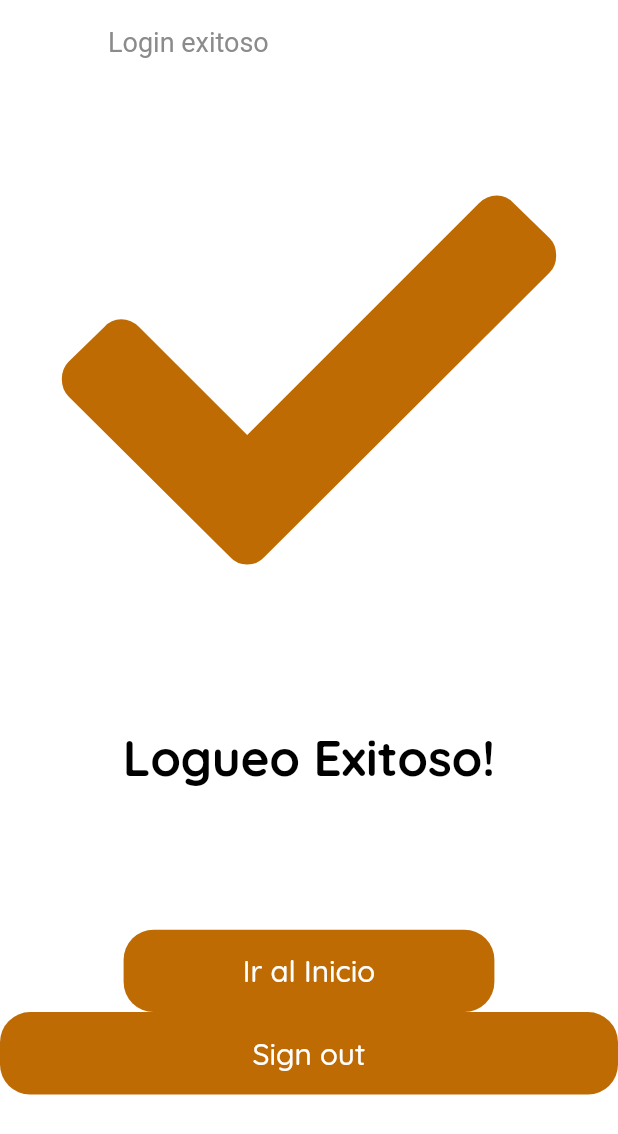
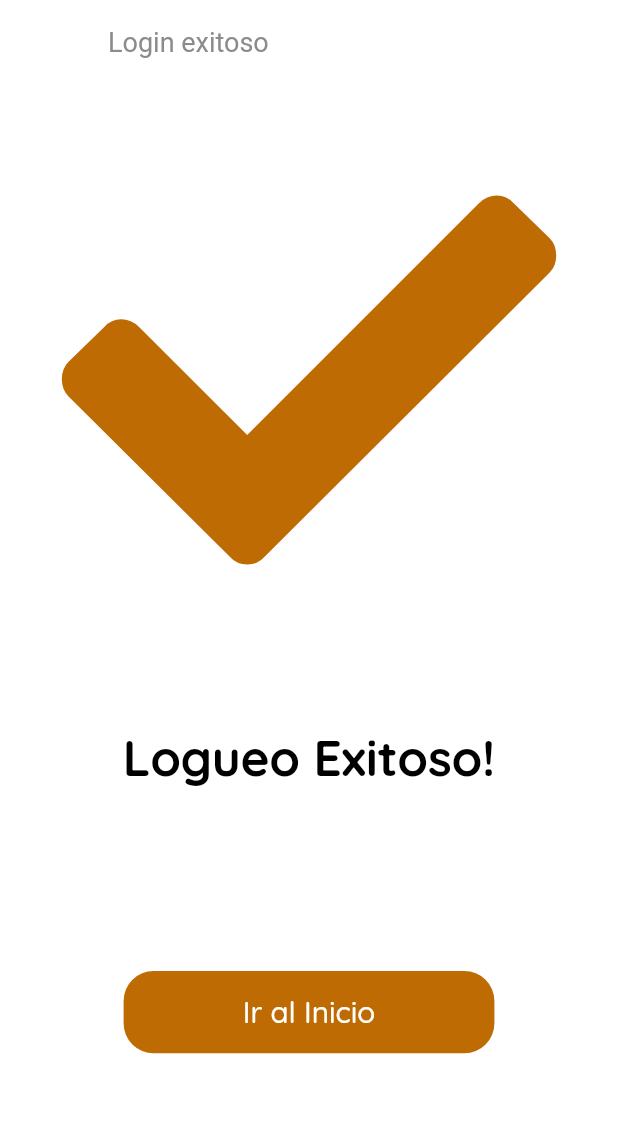
Before and after one commit to tech-andgar/mipeluqueriapp_flutter, a Flutter app: the LoginSuccessScreen screen opened by its route, on a phone screen of 412 x 824 dp. Shown: the top 1134 px of the screen. Run offline on Flutter 3.47's test engine with Material 2 defaults, Android fonts, the phone set to English and light mode, and no system bars; our stand-ins replace email_validator, firebase_auth, firebase_core, flutter_svg, font_awesome_flutter, google_sign_in and 2 more; accounts and stored records are empty.

Commit message:
LoginSuccessBody remove button signout

```diff
--- a/lib/screens/login_success/components/login_success_body.dart
+++ b/lib/screens/login_success/components/login_success_body.dart
@@ -3,8 +3,10 @@ import 'package:font_awesome_flutter/font_awesome_flutter.dart';
 import 'package:mi_peluqueriapp/components/button/default_button.dart';
 import 'package:mi_peluqueriapp/constants.dart';
 import 'package:mi_peluqueriapp/screens/home/home_screen.dart';
-import 'package:mi_peluqueriapp/screens/sign_in/services/auth.dart';
 import 'package:mi_peluqueriapp/screens/sign_in/sign_in_screen.dart';
+import 'package:mi_peluqueriapp/services/auth.dart';
+// import 'package:mi_peluqueriapp/screens/sign_in/services/auth.dart';
+// import 'package:mi_peluqueriapp/screens/sign_in/sign_in_screen.dart';
 import 'package:mi_peluqueriapp/size_config.dart';
 
 class LoginSuccessBody extends StatelessWidget {
@@ -42,13 +44,13 @@ class LoginSuccessBody extends StatelessWidget {
               },
             ),
           ),
-          DefaultButton(
-            text: "Sign out",
-            press: () {
-              signOutGoogle();
-              Navigator.pushNamed(context, SignInScreen.routeName);
-            },
-          ),
+          // DefaultButton(
+          //   text: "Sign out",
+          //   press: () {
+          //     signOutGoogle();
+          //     Navigator.pushNamed(context, SignInScreen.routeName);
+          //   },
+          // ),
           Spacer(),
         ],
       ),
```
